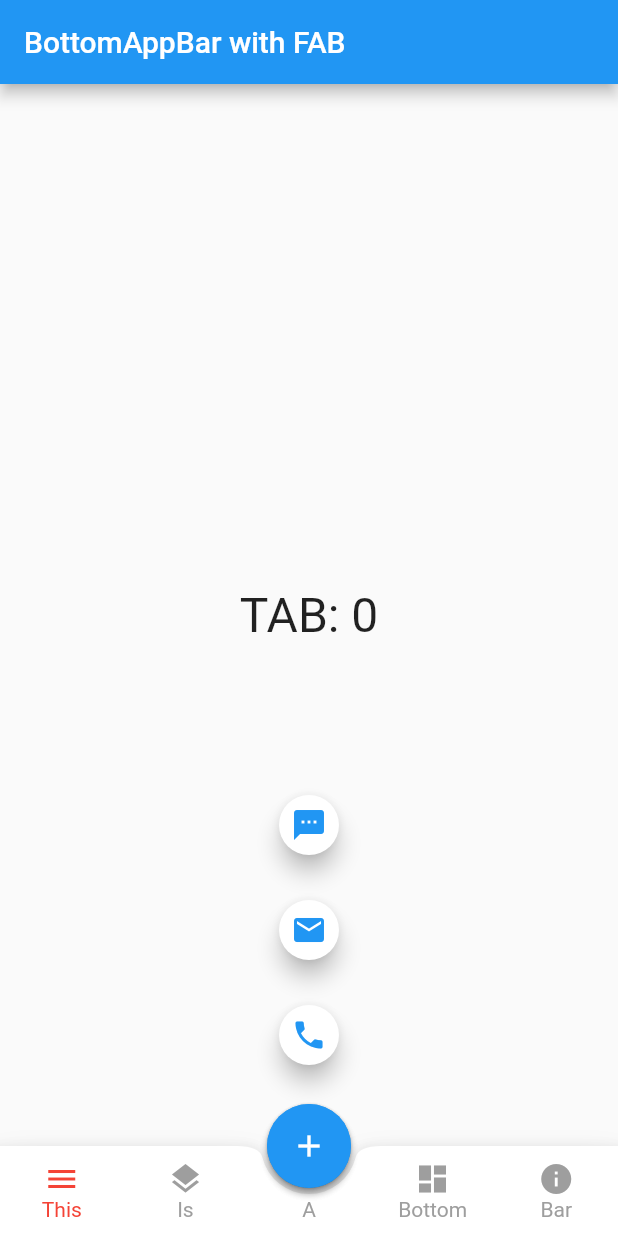
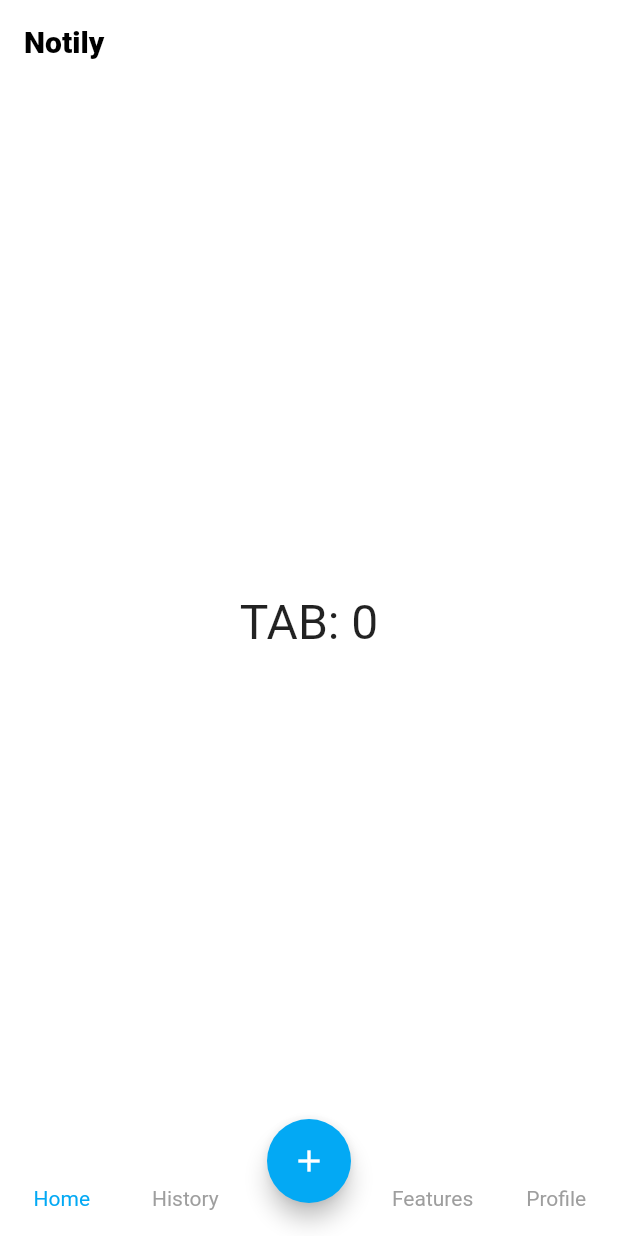
Before and after one commit to YoboZorle/notily, a Flutter app: the screen it shows after launch, after a tap on the "add" icon, on a phone screen of 412 x 824 dp. Run offline on Flutter 3.47's test engine with Material 2 defaults, Android fonts, the phone set to English and light mode, and no system bars.

Commit message:
fix extra fabicons center popups

```diff
--- a/lib/main.dart
+++ b/lib/main.dart
@@ -1,29 +1,18 @@
 import 'package:flutter/material.dart';
 
-import 'src/widgets/layout.dart';
 import 'src/widgets/fab_bottom_app_bar.dart';
-import 'src/widgets/fab_with_icons.dart';
 
 void main() => runApp(new MyApp());
 
 class MyApp extends StatelessWidget {
-  // This widget is the root of your application.
   @override
   Widget build(BuildContext context) {
     return new MaterialApp(
-      title: 'Flutter Demo',
+      title: 'Note Klynox',
       theme: new ThemeData(
-        // This is the theme of your application.
-        //
-        // Try running your application with "flutter run". You'll see the
-        // application has a blue toolbar. Then, without quitting the app, try
-        // changing the primarySwatch below to Colors.green and then invoke
-        // "hot reload" (press "r" in the console where you ran "flutter run",
-        // or press Run > Flutter Hot Reload in IntelliJ). Notice that the
-        // counter didn't reset back to zero; the application is not restarted.
         primarySwatch: Colors.blue,
       ),
-      home: new MyHomePage(title: 'BottomAppBar with FAB'),
+      home: new MyHomePage(title: 'Notily'),
     );
   }
 }
@@ -46,17 +35,16 @@ class _MyHomePageState extends State<MyHomePage> with TickerProviderStateMixin {
     });
   }
 
-  void _selectedFab(int index) {
-    setState(() {
-      _lastSelected = 'FAB: $index';
-    });
-  }
-
   @override
   Widget build(BuildContext context) {
     return Scaffold(
+      backgroundColor: Colors.white,
       appBar: AppBar(
-        title: Text(widget.title),
+        title: Text(widget.title,
+            style: TextStyle(color: Colors.black, fontWeight: FontWeight.w800)),
+        elevation: 0,
+        backgroundColor: Colors.white,
+        brightness: Brightness.light,
       ),
       body: Center(
         child: Text(
@@ -65,42 +53,23 @@ class _MyHomePageState extends State<MyHomePage> with TickerProviderStateMixin {
         ),
       ),
       bottomNavigationBar: FABBottomAppBar(
-        centerItemText: 'A',
         color: Colors.grey,
-        selectedColor: Colors.red,
+        selectedColor: Colors.lightBlue,
+        backgroundColor: Colors.white,
         notchedShape: CircularNotchedRectangle(),
         onTabSelected: _selectedTab,
         items: [
-          FABBottomAppBarItem(iconData: Icons.menu, text: 'This'),
-          FABBottomAppBarItem(iconData: Icons.layers, text: 'Is'),
-          FABBottomAppBarItem(iconData: Icons.dashboard, text: 'Bottom'),
-          FABBottomAppBarItem(iconData: Icons.info, text: 'Bar'),
+          FABBottomAppBarItem(text: 'Home'),
+          FABBottomAppBarItem(text: 'History'),
+          FABBottomAppBarItem(text: 'Features'),
+          FABBottomAppBarItem(text: 'Profile'),
         ],
       ),
       floatingActionButtonLocation: FloatingActionButtonLocation.centerDocked,
-      floatingActionButton: _buildFab(
-          context), // This trailing comma makes auto-formatting nicer for build methods.
-    );
-  }
-
-  Widget _buildFab(BuildContext context) {
-    final icons = [ Icons.sms, Icons.mail, Icons.phone ];
-    return AnchoredOverlay(
-      showOverlay: true,
-      overlayBuilder: (context, offset) {
-        return CenterAbout(
-          position: Offset(offset.dx, offset.dy - icons.length * 35.0),
-          child: FabWithIcons(
-            icons: icons,
-            onIconTapped: _selectedFab,
-          ),
-        );
-      },
-      child: FloatingActionButton(
-        onPressed: () { },
-        tooltip: 'Increment',
+      floatingActionButton: FloatingActionButton(
+        backgroundColor: Colors.lightBlue,
+        onPressed: () {},
         child: Icon(Icons.add),
-        elevation: 2.0,
       ),
     );
   }
--- a/lib/src/widgets/fab_bottom_app_bar.dart
+++ b/lib/src/widgets/fab_bottom_app_bar.dart
@@ -10,7 +10,7 @@ class FABBottomAppBar extends StatefulWidget {
   FABBottomAppBar({
     this.items,
     this.centerItemText,
-    this.height: 60.0,
+    this.height: 50.0,
     this.iconSize: 24.0,
     this.backgroundColor,
     this.color,
@@ -56,7 +56,7 @@ class FABBottomAppBarState extends State<FABBottomAppBar> {
     items.insert(items.length >> 1, _buildMiddleTabItem());
 
     return BottomAppBar(
-      shape: widget.notchedShape,
+      shape: widget.notchedShape,elevation: 0,
       child: Row(
         mainAxisSize: MainAxisSize.max,
         mainAxisAlignment: MainAxisAlignment.spaceAround,
@@ -102,7 +102,7 @@ class FABBottomAppBarState extends State<FABBottomAppBar> {
               mainAxisSize: MainAxisSize.min,
               mainAxisAlignment: MainAxisAlignment.center,
               children: <Widget>[
-                Icon(item.iconData, color: color, size: widget.iconSize),
+                // Icon(item.iconData, color: color, size: widget.iconSize),
                 Text(
                   item.text,
                   style: TextStyle(color: color),
--- a/lib/src/widgets/fab_with_icons.dart
+++ /dev/null
@@ -1,82 +0,0 @@
-import 'package:flutter/material.dart';
-
-// https://stackoverflow.com/questions/46480221/flutter-floating-action-button-with-speed-dail
-class FabWithIcons extends StatefulWidget {
-  FabWithIcons({this.icons, this.onIconTapped});
-  final List<IconData> icons;
-  ValueChanged<int> onIconTapped;
-  @override
-  State createState() => FabWithIconsState();
-}
-
-class FabWithIconsState extends State<FabWithIcons> with TickerProviderStateMixin {
-  AnimationController _controller;
-
-  @override
-  void initState() {
-    super.initState();
-    _controller = AnimationController(
-      vsync: this,
-      duration: const Duration(milliseconds: 250),
-    );
-  }
-
-  @override
-  Widget build(BuildContext context) {
-    return Column(
-      mainAxisAlignment: MainAxisAlignment.center,
-      mainAxisSize: MainAxisSize.min,
-      children: List.generate(widget.icons.length, (int index) {
-        return _buildChild(index);
-      }).toList()..add(
-        _buildFab(),
-      ),
-    );
-  }
-
-  Widget _buildChild(int index) {
-    Color backgroundColor = Theme.of(context).cardColor;
-    Color foregroundColor = Theme.of(context).accentColor;
-    return Container(
-      height: 70.0,
-      width: 56.0,
-      alignment: FractionalOffset.topCenter,
-      child: ScaleTransition(
-        scale: CurvedAnimation(
-          parent: _controller,
-          curve: Interval(
-              0.0,
-              1.0 - index / widget.icons.length / 2.0,
-              curve: Curves.easeOut
-          ),
-        ),
-        child: FloatingActionButton(
-          backgroundColor: backgroundColor,
-          mini: true,
-          child: Icon(widget.icons[index], color: foregroundColor),
-          onPressed: () => _onTapped(index),
-        ),
-      ),
-    );
-  }
-
-  Widget _buildFab() {
-    return FloatingActionButton(
-      onPressed: () {
-        if (_controller.isDismissed) {
-          _controller.forward();
-        } else {
-          _controller.reverse();
-        }
-      },
-      tooltip: 'Increment',
-      child: Icon(Icons.add),
-      elevation: 2.0,
-    );
-  }
-
-  void _onTapped(int index) {
-    _controller.reverse();
-    widget.onIconTapped(index);
-  }
-}
--- a/lib/src/widgets/layout.dart
+++ /dev/null
@@ -1,139 +0,0 @@
-// code from: https://github.com/matthew-carroll/flutter_ui_challenge_feature_discovery
-// TODO: Use https://github.com/matthew-carroll/fluttery/blob/master/lib/src/layout_overlays.dart
-import 'package:flutter/material.dart';
-
-class AnchoredOverlay extends StatelessWidget {
-  final bool showOverlay;
-  final Widget Function(BuildContext, Offset anchor) overlayBuilder;
-  final Widget child;
-
-  AnchoredOverlay({
-    this.showOverlay,
-    this.overlayBuilder,
-    this.child,
-  });
-
-  @override
-  Widget build(BuildContext context) {
-    return new Container(
-      child: new LayoutBuilder(
-          builder: (BuildContext context, BoxConstraints constraints) {
-        return new OverlayBuilder(
-          showOverlay: showOverlay,
-          overlayBuilder: (BuildContext overlayContext) {
-            RenderBox box = context.findRenderObject() as RenderBox;
-            final center =
-                box.size.center(box.localToGlobal(const Offset(0.0, 0.0)));
-
-            return overlayBuilder(overlayContext, center);
-          },
-          child: child,
-        );
-      }),
-    );
-  }
-}
-
-class OverlayBuilder extends StatefulWidget {
-  final bool showOverlay;
-  final Function(BuildContext) overlayBuilder;
-  final Widget child;
-
-  OverlayBuilder({
-    this.showOverlay = false,
-    this.overlayBuilder,
-    this.child,
-  });
-
-  @override
-  _OverlayBuilderState createState() => new _OverlayBuilderState();
-}
-
-class _OverlayBuilderState extends State<OverlayBuilder> {
-  OverlayEntry overlayEntry;
-
-  @override
-  void initState() {
-    super.initState();
-
-    if (widget.showOverlay) {
-      WidgetsBinding.instance.addPostFrameCallback((_) => showOverlay());
-    }
-  }
-
-  @override
-  void didUpdateWidget(OverlayBuilder oldWidget) {
-    super.didUpdateWidget(oldWidget);
-    WidgetsBinding.instance.addPostFrameCallback((_) => syncWidgetAndOverlay());
-  }
-
-  @override
-  void reassemble() {
-    super.reassemble();
-    WidgetsBinding.instance.addPostFrameCallback((_) => syncWidgetAndOverlay());
-  }
-
-  @override
-  void dispose() {
-    if (isShowingOverlay()) {
-      hideOverlay();
-    }
-
-    super.dispose();
-  }
-
-  bool isShowingOverlay() => overlayEntry != null;
-
-  void showOverlay() {
-    overlayEntry = new OverlayEntry(
-      builder: widget.overlayBuilder,
-    );
-    addToOverlay(overlayEntry);
-  }
-
-  void addToOverlay(OverlayEntry entry) async {
-    print('addToOverlay');
-    Overlay.of(context).insert(entry);
-  }
-
-  void hideOverlay() {
-    print('hideOverlay');
-    overlayEntry.remove();
-    overlayEntry = null;
-  }
-
-  void syncWidgetAndOverlay() {
-    if (isShowingOverlay() && !widget.showOverlay) {
-      hideOverlay();
-    } else if (!isShowingOverlay() && widget.showOverlay) {
-      showOverlay();
-    }
-  }
-
-  @override
-  Widget build(BuildContext context) {
-    return widget.child;
-  }
-}
-
-class CenterAbout extends StatelessWidget {
-  final Offset position;
-  final Widget child;
-
-  CenterAbout({
-    this.position,
-    this.child,
-  });
-
-  @override
-  Widget build(BuildContext context) {
-    return new Positioned(
-      top: position.dy,
-      left: position.dx,
-      child: new FractionalTranslation(
-        translation: const Offset(-0.5, -0.5),
-        child: child,
-      ),
-    );
-  }
-}
--- a/pubspec.yaml
+++ b/pubspec.yaml
@@ -28,8 +28,6 @@ dependencies:
   # The following adds the Cupertino Icons font to your application.
   # Use with the CupertinoIcons class for iOS style icons.
   cupertino_icons: ^1.0.0
-
-  flutter_google_places: ^0.2.6
 
 dev_dependencies:
   flutter_test:
```
Also changed, not shown: pubspec.lock.
